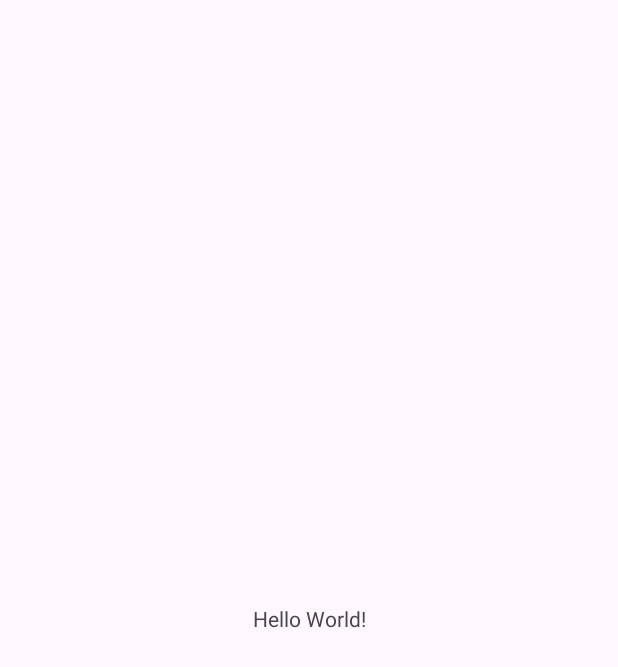
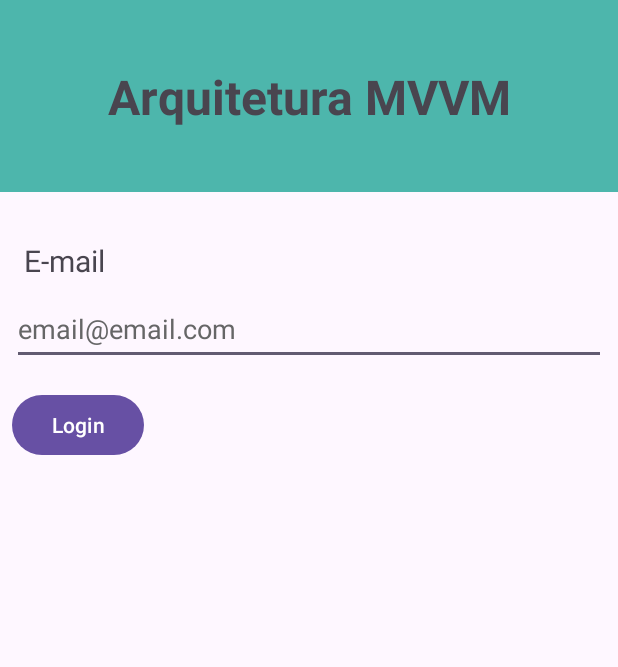
Before and after one commit to EduardoBran/CursoAndroidStudioArquiteturaMVVM, an Android app: the screen it shows after launch (MainActivity), on a phone screen of 412 x 824 dp. Before the commit the part shown is almost empty. Shown: the top 667 px of the screen. Run offline under Robolectric (Android 15) with nearby library versions, the phone set to English and light mode, and no system bars.

Commit message:
criando uma interface simples para usar conceito MVVM

```diff
--- a/app/src/main/res/layout/activity_main.xml
+++ b/app/src/main/res/layout/activity_main.xml
@@ -1,19 +1,71 @@
 <?xml version="1.0" encoding="utf-8"?>
-<androidx.constraintlayout.widget.ConstraintLayout xmlns:android="http://schemas.android.com/apk/res/android"
+<ScrollView xmlns:android="http://schemas.android.com/apk/res/android"
     xmlns:app="http://schemas.android.com/apk/res-auto"
     xmlns:tools="http://schemas.android.com/tools"
-    android:id="@+id/main"
     android:layout_width="match_parent"
     android:layout_height="match_parent"
+    android:fillViewport="true"
     tools:context=".MainActivity">
 
-    <TextView
-        android:layout_width="wrap_content"
-        android:layout_height="wrap_content"
-        android:text="Hello World!"
-        app:layout_constraintBottom_toBottomOf="parent"
-        app:layout_constraintEnd_toEndOf="parent"
-        app:layout_constraintStart_toStartOf="parent"
-        app:layout_constraintTop_toTopOf="parent" />
+    <androidx.constraintlayout.widget.ConstraintLayout
+        android:id="@+id/main"
+        android:layout_width="match_parent"
+        android:layout_height="wrap_content">
 
-</androidx.constraintlayout.widget.ConstraintLayout>
+        <View
+            android:id="@+id/view_top"
+            android:layout_width="wrap_content"
+            android:layout_height="128dp"
+            android:background="@color/verde_agua"
+            app:layout_constraintEnd_toEndOf="parent"
+            app:layout_constraintStart_toStartOf="parent"
+            app:layout_constraintTop_toTopOf="parent" />
+
+        <TextView
+            android:id="@+id/textview_title"
+            android:layout_width="wrap_content"
+            android:layout_height="wrap_content"
+            android:text="@string/text_title"
+            android:textSize="32sp"
+            android:textStyle="bold"
+            app:layout_constraintBottom_toBottomOf="@+id/view_top"
+            app:layout_constraintEnd_toEndOf="@+id/view_top"
+            app:layout_constraintStart_toStartOf="@+id/view_top"
+            app:layout_constraintTop_toTopOf="@+id/view_top" />
+
+        <TextView
+            android:id="@+id/textview_email"
+            android:layout_width="wrap_content"
+            android:layout_height="wrap_content"
+            android:layout_marginStart="16dp"
+            android:layout_marginTop="32dp"
+            android:text="@string/text_email"
+            android:textSize="20sp"
+            app:layout_constraintStart_toStartOf="parent"
+            app:layout_constraintTop_toBottomOf="@+id/view_top" />
+
+        <EditText
+            android:id="@+id/edittext_email"
+            android:layout_width="0dp"
+            android:layout_height="wrap_content"
+            android:layout_margin="8dp"
+            android:autofillHints="emailAddress"
+            android:hint="@string/hint_email"
+            android:inputType="textEmailAddress"
+            android:minHeight="48dp"
+            android:textColorHint="@color/hint_high_contrast"
+            app:layout_constraintEnd_toEndOf="parent"
+            app:layout_constraintStart_toStartOf="parent"
+            app:layout_constraintTop_toBottomOf="@+id/textview_email" />
+
+        <Button
+            android:id="@+id/button_login"
+            android:layout_width="wrap_content"
+            android:layout_height="wrap_content"
+            android:layout_marginTop="16dp"
+            android:text="@string/button_login"
+            app:layout_constraintStart_toStartOf="@id/edittext_email"
+            app:layout_constraintTop_toBottomOf="@+id/edittext_email" />
+
+    </androidx.constraintlayout.widget.ConstraintLayout>
+</ScrollView>
--- a/app/src/main/res/values/colors.xml
+++ b/app/src/main/res/values/colors.xml
@@ -2,4 +2,6 @@
 <resources>
     <color name="black">#FF000000</color>
     <color name="white">#FFFFFFFF</color>
+    <color name="verde_agua">#4DB6AC</color>
+    <color name="hint_high_contrast">#666667</color>
 </resources>
--- a/app/src/main/res/values/strings.xml
+++ b/app/src/main/res/values/strings.xml
@@ -1,3 +1,11 @@
 <resources>
     <string name="app_name">CursoArquiteturaMVVM</string>
+
+    <string name="text_title">Arquitetura MVVM</string>
+    <string name="text_email">E-mail</string>
+
+    <string name="hint_email">email@email.com</string>
+
+    <string name="button_login">Login</string>
+
 </resources>
```
